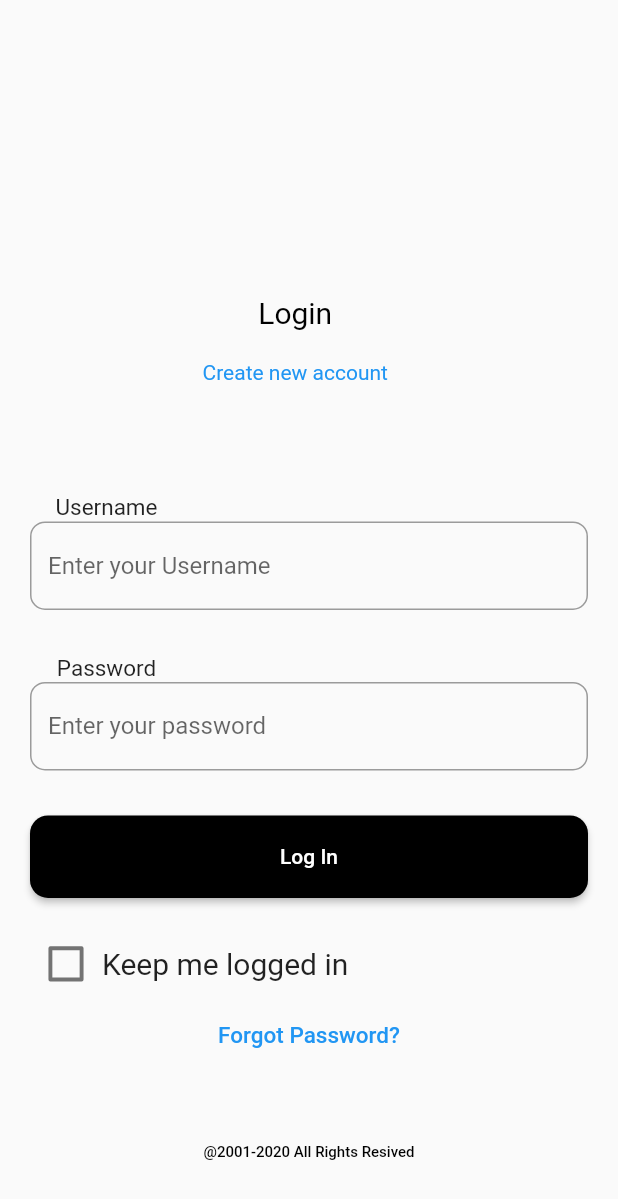
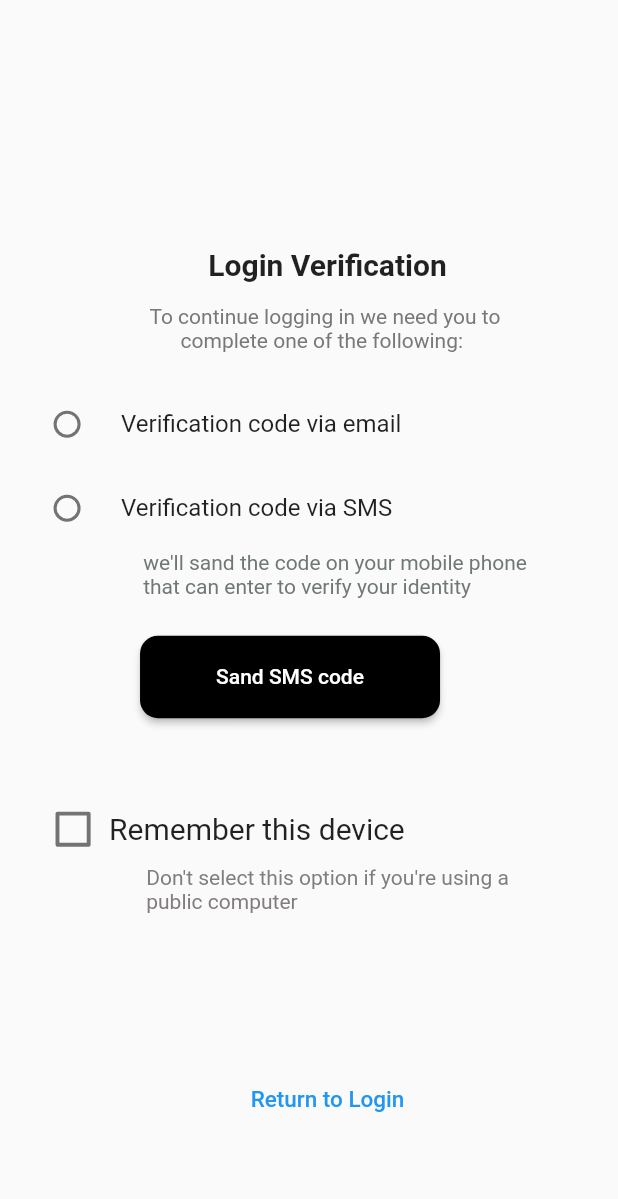
Before and after one commit to RitwikSingh28/GitHubPrac, a Flutter app: the screen it shows after launch, on a phone screen of 412 x 824 dp. Shown: the top 1199 px of the screen. Run offline on Flutter 3.47's test engine with Material 2 defaults, Android fonts, the phone set to English and light mode, and no system bars.

Commit message:
some code change in first page and also add second page code

```diff
--- a/prac2-pages/chhotu/lib/main.dart
+++ b/prac2-pages/chhotu/lib/main.dart
@@ -1,22 +1,23 @@
 import 'package:flutter/material.dart';
+import 'package:project1/verified_page.dart';
 
 void main() => runApp(const MaterialApp(
-      home: Project(),
+      home: login(),
     ));
 
 class Project extends StatefulWidget {
   const Project({super.key});
-
   @override
   State<Project> createState() => _ProjectState();
 }
 
 class _ProjectState extends State<Project> {
-  bool value = false;
+  bool _private = false;
   @override
   Widget build(BuildContext context) {
     return Scaffold(
-      body: Stack(
+      body: SafeArea(
+        child: Stack(
           children: <Widget>[
             Container(
               margin: EdgeInsets.only(top: 200.0, left: 135.0),
@@ -34,7 +35,8 @@ class _ProjectState extends State<Project> {
                 ],
               ),
             ),
-          Container(
+            SingleChildScrollView(
+              child: Container(
                 padding: EdgeInsets.only(
                     top: MediaQuery.of(context).size.height * 0.4,
                     right: 20.0,
@@ -95,10 +97,10 @@ class _ProjectState extends State<Project> {
                         Transform.scale(
                           scale: 1.3,
                           child: Checkbox(
-                          value: this.value,
+                              value: this._private,
                               onChanged: (value) {
                                 setState(() {
-                              this.value = value!;
+                                  this._private = value!;
                                 });
                               }),
                         ),
@@ -127,8 +129,10 @@ class _ProjectState extends State<Project> {
                     )
                   ],
                 ),
+              ),
             )
           ],
+        ),
       ),
     );
   }
--- /dev/null
+++ b/prac2-pages/chhotu/lib/verified_page.dart
@@ -0,0 +1,136 @@
+import 'package:flutter/foundation.dart';
+import 'package:flutter/material.dart';
+
+void main() => runApp(MaterialApp(home: login()));
+
+enum ProductTypeEnum { Donwloadable, Deliverable }
+
+class login extends StatefulWidget {
+  const login({super.key});
+  @override
+  State<login> createState() => _loginState();
+}
+
+class _loginState extends State<login> {
+  bool _private = false;
+  ProductTypeEnum? _productTypeEnum;
+  @override
+  Widget build(BuildContext context) {
+    return Scaffold(
+      body: SafeArea(
+        child: Stack(
+          children: <Widget>[
+            Container(
+              margin: EdgeInsets.only(
+                  top: MediaQuery.of(context).size.height * 0.2,
+                  left: MediaQuery.of(context).size.height * 0.03),
+              child: Column(
+                children: <Widget>[
+                  Text(
+                    'Login Verification',
+                    style: TextStyle(fontSize: 20, fontWeight: FontWeight.bold),
+                  ),
+                  SizedBox(
+                    height: 15.0,
+                  ),
+                  Text(
+                    'To continue logging in we need you to \n      complete one of the following:',
+                    style: TextStyle(color: Color.fromARGB(255, 122, 119, 119)),
+                  ),
+                  SizedBox(
+                    height: 20.0,
+                  ),
+                  RadioListTile<ProductTypeEnum>(
+                      contentPadding: EdgeInsets.all(0.0),
+                      value: ProductTypeEnum.Deliverable,
+                      groupValue: _productTypeEnum,
+                      title: Text('Verification code via email'),
+                      onChanged: (val) {
+                        setState(() {
+                          _productTypeEnum = val;
+                        });
+                      }),
+                  RadioListTile<ProductTypeEnum>(
+                      contentPadding: EdgeInsets.all(0.0),
+                      value: ProductTypeEnum.Donwloadable,
+                      groupValue: _productTypeEnum,
+                      title: Text("Verification code via SMS"),
+                      onChanged: (val) {
+                        setState(() {
+                          _productTypeEnum = val;
+                        });
+                      }),
+                  Container(
+                    padding: EdgeInsets.only(left: 10.0),
+                    child: Text(
+                      "we'll sand the code on your mobile phone\nthat can enter to verify your identity",
+                      style:
+                          TextStyle(color: Color.fromARGB(255, 112, 119, 119)),
+                    ),
+                  ),
+                  SizedBox(
+                    height: 25,
+                  ),
+                  Container(
+                    padding: EdgeInsets.only(right: 50.0),
+                    child: new SizedBox(
+                      width: 200.0,
+                      height: 55.0,
+                      child: ElevatedButton(
+                        onPressed: () {},
+                        child: Text('Sand SMS code'),
+                        style: ElevatedButton.styleFrom(
+                            primary: Colors.black,
+                            shape: RoundedRectangleBorder(
+                              borderRadius: BorderRadius.circular(12),
+                            )),
+                      ),
+                    ),
+                  ),
+                  SizedBox(
+                    height: 50,
+                  ),
+                  Row(
+                    children: <Widget>[
+                      Transform.scale(
+                        scale: 1.3,
+                        child: Checkbox(
+                            value: this._private,
+                            onChanged: (value) {
+                              setState(() {
+                                this._private = value!;
+                              });
+                            }),
+                      ),
+                      Text(
+                        "Remember this device",
+                        style: TextStyle(fontSize: 20.0),
+                      ),
+                    ],
+                  ),
+                  Container(
+                    child: Text(
+                      "Don't select this option if you're using a\npublic computer",
+                      style:
+                          TextStyle(color: Color.fromARGB(255, 129, 125, 124)),
+                    ),
+                  ),
+                  SizedBox(
+                    height: 100,
+                  ),
+                  TextButton(
+                    onPressed: () {},
+                    child: Text(
+                      "Return to Login",
+                      style: TextStyle(fontSize: 15),
+                    ),
+                  ),
+                ],
+              ),
+            ),
+          ],
+        ),
+      ),
+    );
+  }
+}
```
Lines whose indentation alone changed are shown as unchanged.
